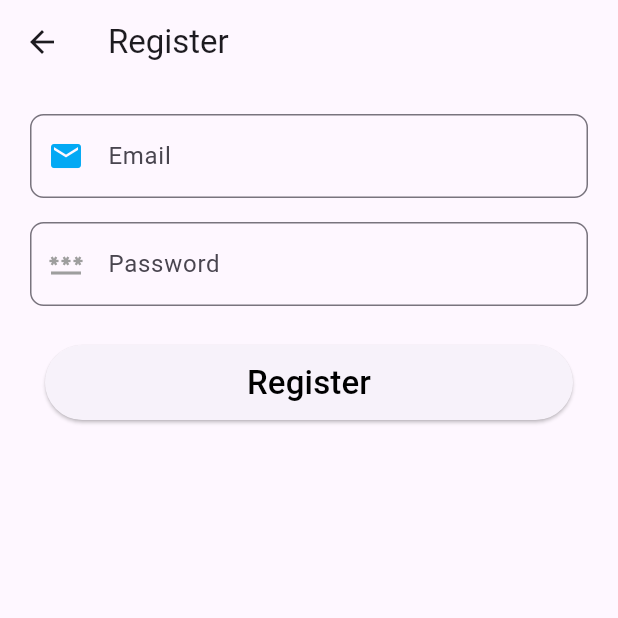
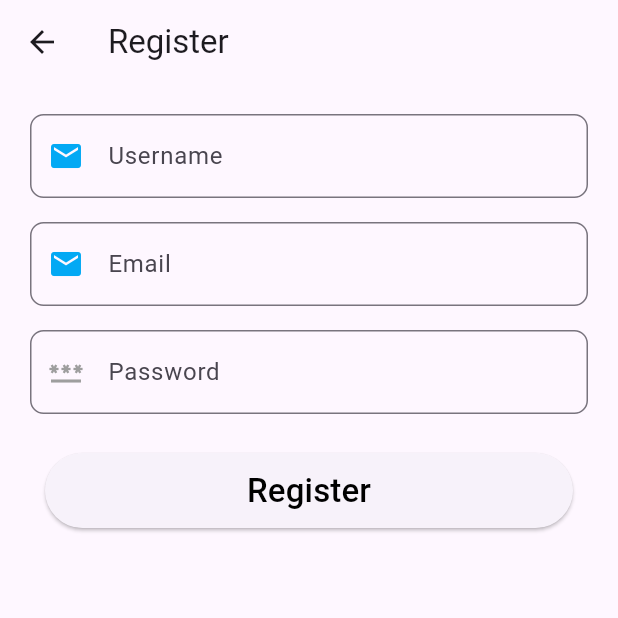
Before and after one commit to erikherrmann1807/fuzzy-guacamole, a Flutter app: the RegisterScreen screen opened by its route, on a phone screen of 412 x 824 dp, the top half of it. Run offline on Flutter 3.47's test engine with Material 3 defaults, Android fonts, the phone set to English and light mode, and no system bars; our stand-ins replace cloud_firestore, firebase_auth, firebase_core, form_field_validator, syncfusion_flutter_calendar; accounts and stored records are empty.

Commit message:
Implements user registration and data handling
Adds user registration functionality with username validation.
Stores user data (username, email) in Firestore upon registration.
Refactors authentication service and moves it to a new directory.
Updates appointment model to use meetingId instead of id for consistency.
Improves navigation after login/registration.

```diff
--- a/lib/appointments/appointment_editor.dart
+++ b/lib/appointments/appointment_editor.dart
@@ -250,7 +250,7 @@ class MeetingEditorState extends State<MeetingEditor> {
                 if (_selectedAppointment == null) {
                   _databaseService.addMeeting(meeting);
                 }
-                _databaseService.updateMeeting(_selectedAppointment?.id, meeting);
+                _databaseService.updateMeeting(_selectedAppointment?.meetingId, meeting);
                 _selectedAppointment = null;
 
                 Navigator.of(context).pop();
@@ -267,7 +267,7 @@ class MeetingEditorState extends State<MeetingEditor> {
             : FloatingActionButton(
                 onPressed: () {
                   if (_selectedAppointment != null) {
-                    _databaseService.deleteMeeting(_selectedAppointment?.id);
+                    _databaseService.deleteMeeting(_selectedAppointment?.meetingId);
                     _selectedAppointment = null;
                     Navigator.pop(context);
                   }
--- a/lib/appointments/appointment_model.dart
+++ b/lib/appointments/appointment_model.dart
@@ -1,7 +1,7 @@
 import 'package:flutter/material.dart';
 
 class Meeting {
-  String? id;
+  String? meetingId;
   String eventName;
   String description;
   DateTime start;
@@ -10,7 +10,7 @@ class Meeting {
   bool isAllDay;
 
   Meeting({
-    this.id,
+    this.meetingId,
     required this.eventName,
     required this.description,
     required this.start,
@@ -30,7 +30,7 @@ class Meeting {
 
   factory Meeting.fromJson(Map<String, dynamic> json, {String? id}) {
     return Meeting(
-      id: id,
+      meetingId: id,
       eventName: json['eventName'] as String,
       description: json['description'] as String,
       start: DateTime.parse(json['start'].toString()),
--- a/lib/auth/auth_layout.dart
+++ b/lib/auth/auth_layout.dart
@@ -1,6 +1,6 @@
 import 'package:flutter/material.dart';
 import 'package:fuzzy_guacamole/auth/app_loading_page.dart';
-import 'package:fuzzy_guacamole/auth/auth_service.dart';
+import 'package:fuzzy_guacamole/services/auth_service.dart';
 import 'package:fuzzy_guacamole/auth/login_screen.dart';
 import 'package:fuzzy_guacamole/eventCalendar/calendar_screen.dart';
 
--- a/lib/auth/register_screen.dart
+++ b/lib/auth/register_screen.dart
@@ -1,18 +1,21 @@
 import 'package:firebase_auth/firebase_auth.dart';
 import 'package:flutter/material.dart';
 import 'package:form_field_validator/form_field_validator.dart';
-import 'package:flutter/foundation.dart';
-import 'package:fuzzy_guacamole/auth/auth_service.dart';
+import 'package:fuzzy_guacamole/auth/user_model.dart';
+import 'package:fuzzy_guacamole/services/auth_service.dart';
+import 'package:fuzzy_guacamole/services/database_service.dart';
 
 class RegisterScreen extends StatefulWidget {
-  const RegisterScreen({Key? key}) : super(key: key);
+  const RegisterScreen({super.key});
 
   @override
   State<RegisterScreen> createState() => _RegisterScreenState();
 }
 
 class _RegisterScreenState extends State<RegisterScreen> {
+  final DatabaseService _databaseService = DatabaseService();
   final _formKey = GlobalKey<FormState>();
+  TextEditingController usernameController = TextEditingController();
   TextEditingController emailController = TextEditingController();
   TextEditingController passwordController = TextEditingController();
   String errorMessage = '';
@@ -21,6 +24,7 @@ class _RegisterScreenState extends State<RegisterScreen> {
   void dispose() {
     emailController.dispose();
     passwordController.dispose();
+    usernameController.dispose();
     super.dispose();
   }
 
@@ -36,6 +40,31 @@ class _RegisterScreenState extends State<RegisterScreen> {
             child: Column(
               crossAxisAlignment: CrossAxisAlignment.start,
               children: <Widget>[
+                Padding(
+                  padding: const EdgeInsets.all(8.0),
+                  child: TextFormField(
+                    controller: usernameController,
+                    validator: MultiValidator([
+                      RequiredValidator(errorText: 'Enter Username'),
+                      PatternValidator(
+                          r"^(?=[a-zA-Z0-9._]{8,20}$)(?!.*[_.]{2})[^_.].*[^_.]$",
+                          errorText: 'The Username needs to be 8-20 Characters long.\n'
+                              'No "_" or "." at the beginning.\n'
+                              'No "__" or "_." or "._" or ".." inside.\n'
+                              'No "_" or "." at the end.'),
+                    ]).call,
+                    decoration: InputDecoration(
+                      hintText: 'Username',
+                      labelText: 'Username',
+                      prefixIcon: Icon(Icons.email, color: Colors.lightBlue),
+                      errorStyle: TextStyle(fontSize: 18.0),
+                      border: OutlineInputBorder(
+                        borderSide: BorderSide(color: Colors.red),
+                        borderRadius: BorderRadius.all(Radius.circular(9.0)),
+                      ),
+                    ),
+                  ),
+                ),
                 Padding(
                   padding: const EdgeInsets.all(8.0),
                   child: TextFormField(
@@ -83,7 +112,7 @@ class _RegisterScreenState extends State<RegisterScreen> {
                 Center(
                   child: Padding(
                     padding: const EdgeInsets.all(18.0),
-                    child: Container(
+                    child: SizedBox(
                       // margin: EdgeInsets.fromLTRB(200, 20, 50, 0),
                       width: MediaQuery.of(context).size.width,
 
@@ -112,7 +141,16 @@ class _RegisterScreenState extends State<RegisterScreen> {
 
   void register() async {
     try {
-      await authService.value.createAccount(email: emailController.text, password: passwordController.text);
+      await authService.value.createAccount(
+          email: emailController.text,
+          password: passwordController.text
+      );
+      _databaseService.createMember(
+          Member(
+          userName: usernameController.text,
+          email: emailController.text,
+          )
+      );
       popPage();
     } on FirebaseAuthException catch (e) {
       setState(() {
@@ -122,6 +160,6 @@ class _RegisterScreenState extends State<RegisterScreen> {
   }
 
   void popPage() {
-    Navigator.pushNamed(context, '/eventCalendar');
+    Navigator.pushReplacementNamed(context, '/eventCalendar');
   }
 }
--- /dev/null
+++ b/lib/auth/user_model.dart
@@ -0,0 +1,27 @@
+import 'package:cloud_firestore/cloud_firestore.dart';
+
+class Member {
+  String userName;
+  String email;
+  String? createdAt;
+
+  Member({
+    required this.userName,
+    required this.email,
+    this.createdAt,
+  });
+
+  Map<String, dynamic> toJson() => {
+    'userName': userName,
+    'email' : email,
+    'createdAt': FieldValue.serverTimestamp(),
+  };
+
+  factory Member.fromJson(Map<String, dynamic> json) {
+    return Member(
+        userName: json['userName'] as String,
+        email: json['email'] as String,
+        createdAt: json['createdAt'] as String,
+    );
+  }
+}
--- /dev/null
+++ b/lib/constants/database_refs.dart
@@ -0,0 +1,2 @@
+const String MEETING_COLLECTION_REF = "meetings";
+const String USER_COLLECTION_REF = "users";
--- a/lib/eventCalendar/calendar_screen.dart
+++ b/lib/eventCalendar/calendar_screen.dart
@@ -4,6 +4,7 @@ import 'package:flutter/material.dart';
 import 'package:fuzzy_guacamole/appointments/appointment_model.dart';
 import 'package:fuzzy_guacamole/constants/colors.dart';
 import 'package:fuzzy_guacamole/drawer.dart';
+import 'package:fuzzy_guacamole/services/auth_service.dart';
 import 'package:fuzzy_guacamole/services/database_service.dart';
 import 'package:intl/intl.dart';
 import 'package:syncfusion_flutter_calendar/calendar.dart';
--- a/lib/main.dart
+++ b/lib/main.dart
@@ -4,7 +4,6 @@ import 'package:flutter_localizations/flutter_localizations.dart';
 import 'package:fuzzy_guacamole/auth/auth_layout.dart';
 import 'package:fuzzy_guacamole/auth/login_screen.dart';
 import 'package:fuzzy_guacamole/auth/register_screen.dart';
-import 'package:fuzzy_guacamole/drawer.dart';
 import 'package:fuzzy_guacamole/eventCalendar/calendar_screen.dart';
 import 'package:fuzzy_guacamole/settings/settingsmenu.dart';
 import 'package:firebase_core/firebase_core.dart';
--- a/lib/auth/auth_service.dart
+++ b/lib/services/auth_service.dart
@@ -1,5 +1,5 @@
 import 'package:firebase_auth/firebase_auth.dart';
-import 'package:flutter/cupertino.dart';
+import 'package:flutter/foundation.dart';
 
 ValueNotifier<AuthService> authService = ValueNotifier(AuthService());
 
--- a/lib/services/database_service.dart
+++ b/lib/services/database_service.dart
@@ -2,27 +2,38 @@ import 'dart:async';
 
 import 'package:cloud_firestore/cloud_firestore.dart';
 import 'package:fuzzy_guacamole/appointments/appointment_model.dart';
+import 'package:fuzzy_guacamole/auth/user_model.dart';
+import 'package:fuzzy_guacamole/constants/database_refs.dart';
 
-const String MEETING_COLLECTION_REF = "meetings";
+import 'auth_service.dart';
 
 class DatabaseService {
   final db = FirebaseFirestore.instance;
   late final CollectionReference meetingRef;
+  late final CollectionReference userRef;
   StreamSubscription? _meetingSub;
 
   DatabaseService() {
-    meetingRef = db
+    meetingRef = db.collection(USER_COLLECTION_REF)
+        .doc(authService.value.currentUser?.uid)
         .collection(MEETING_COLLECTION_REF)
         .withConverter<Meeting>(
           fromFirestore: (snapshots, _) => Meeting.fromJson(snapshots.data()!, id: snapshots.id),
           toFirestore: (meeting, _) => meeting.toJson(),
         );
+
+    userRef = db.collection(USER_COLLECTION_REF)
+    .withConverter<Member>(
+        fromFirestore: (snapshots, _) => Member.fromJson(snapshots.data()!),
+        toFirestore: (user, _) => user.toJson());
   }
 
   void startListening(void Function(List<Meeting>) onData) {
     _meetingSub = meetingRef.snapshots().listen(
       (snap) {
-        final meetings = snap.docs.map((d) => d.data() as Meeting).toList();
+        final meetings = snap.docs
+            .map((d) => d.data() as Meeting)
+            .toList();
         onData(meetings);
       },
       onError: (e) {
@@ -46,4 +57,8 @@ class DatabaseService {
   void updateMeeting(String? meetingId, Meeting meeting) {
     meetingRef.doc(meetingId).update(meeting.toJson());
   }
+
+  void createMember(Member member) async {
+    userRef.doc(authService.value.currentUser!.uid).set(member);
+  }
 }
--- a/lib/settings/settingsmenu.dart
+++ b/lib/settings/settingsmenu.dart
@@ -1,6 +1,4 @@
 import 'package:flutter/material.dart';
-import 'package:fuzzy_guacamole/drawer.dart';
-import 'package:fuzzy_guacamole/main.dart';
 
 class SettingsMenu extends StatefulWidget {
   const SettingsMenu({super.key});
```
Also changed, not shown: lib/auth/login_screen.dart (+13 -3 lines), lib/drawer.dart (+3 -4 lines).
